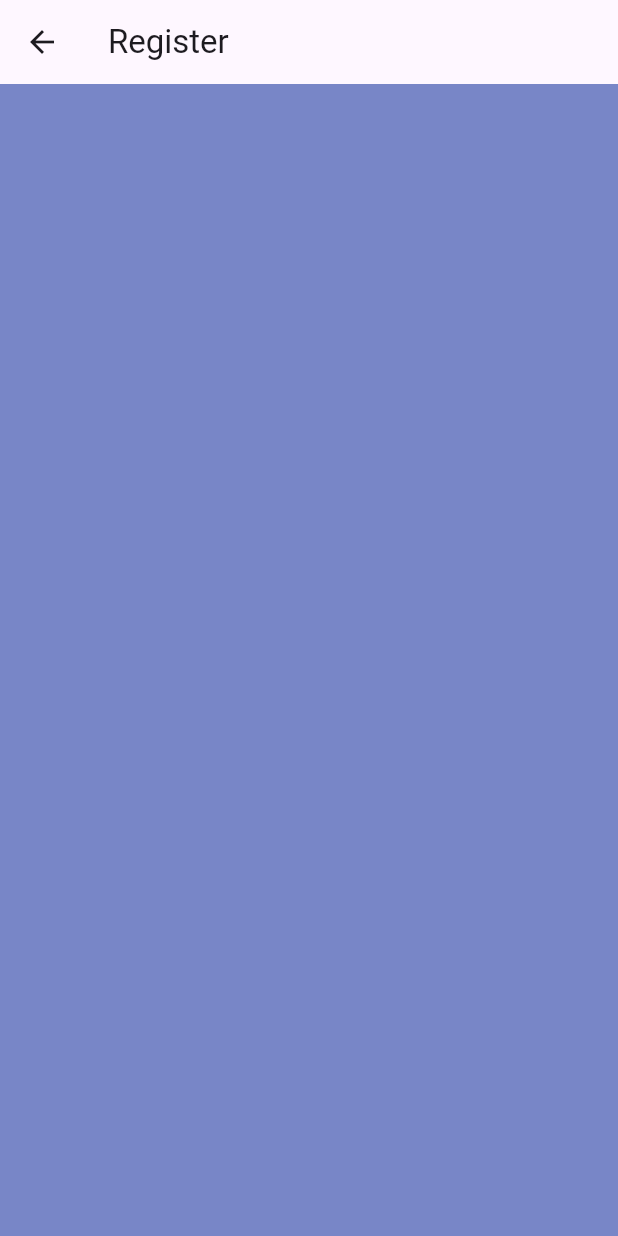
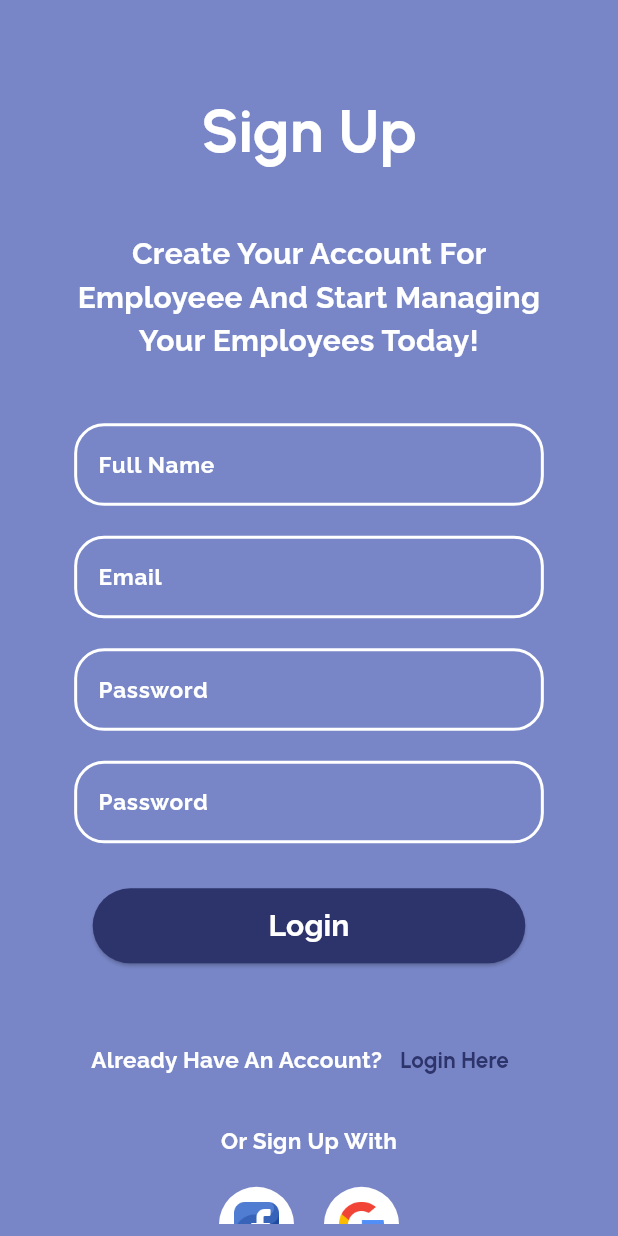
Before and after one commit to Datrix001/EmployeeRegistration, a Flutter app: the Register screen opened by its route, on a phone screen of 412 x 824 dp. Run offline on Flutter 3.47's test engine with Material 3 defaults, Android fonts, the light colour scheme and no system bars; our stand-ins replace cloud_firestore, firebase_core; accounts and stored records are empty.

Commit message:
Sign Up Page UI Done

```diff
--- a/lib/pages/register.dart
+++ b/lib/pages/register.dart
@@ -1,5 +1,8 @@
 import 'package:flutter/material.dart';
 import 'package:notes/styles/Colors.dart';
+import 'package:notes/styles/buttons.dart';
+import 'package:notes/styles/font.dart';
+import 'package:notes/styles/textField.dart';
 
 class Register extends StatefulWidget {
   const Register({super.key});
@@ -11,9 +14,121 @@ class Register extends StatefulWidget {
 class _RegisterState extends State<Register> {
   @override
   Widget build(BuildContext context) {
+    //Changing classes
+    AppText.headerSize = 40;
+    final height = MediaQuery.of(context).size.height;
+    final width = MediaQuery.of(context).size.width;
+    // AppText.body1Color = Colors.white;
+
     return Scaffold(
-      appBar: AppBar(title: Text("Register"),),
       backgroundColor: AppColors.backgroundColor,
+      body: Padding(
+        padding: EdgeInsets.symmetric(
+            horizontal: height * 0.06, vertical: width * 0.02),
+        child: SingleChildScrollView(
+          child: Column(
+            children: [
+              SizedBox(
+                height: 50,
+              ),
+              Center(
+                child: Text(
+                  "Sign Up",
+                  style: AppText.headerStyle(),
+                ),
+              ),
+              SizedBox(
+                height: 40,
+              ),
+              Center(
+                  child: Text(
+                "Create Your Account For Employeee And Start Managing Your Employees Today!",
+                style: AppText.bodyStyle(),
+                textAlign: TextAlign.center,
+              )),
+              SizedBox(
+                height: 40,
+              ),
+              NormField(
+                "Full Name",
+              ).normal(),
+              SizedBox(
+                height: 20,
+              ),
+              NormField(
+                "Email",
+              ).normal(),
+              SizedBox(
+                height: 20,
+              ),
+              NormField(
+                "Password",
+              ).normal(),
+              SizedBox(
+                height: 20,
+              ),
+              NormField(
+                "Password",
+              ).normal(),
+              SizedBox(
+                height: 30,
+              ),
+              ElevatedButton(
+                  onPressed: () {
+                    Navigator.popAndPushNamed(context, "/home");
+                  },
+                  style: AppButton.ElevatedStyle,
+                  child: Text(
+                    "Login",
+                    style: AppText.bodyStyle(),
+                  )),
+              SizedBox(
+                height: 40,
+              ),
+              Row(
+                mainAxisAlignment: MainAxisAlignment.center,
+                children: [
+                  Text("Already Have An Account?",style: AppText.body1Style(),),
+                  TextButton(
+                      onPressed: () {},
+                      child: Text("Login Here",
+                          style: AppText.LinkTextStyle()))
+                ],
+              ),
+              SizedBox(
+                height: 20,
+              ),
+              Text("Or Sign Up With", style: AppText.body1Style()),
+              SizedBox(
+                height: 20,
+              ),
+              Row(
+                mainAxisAlignment: MainAxisAlignment.center,
+                // crossAxisAlignment: CrossAxisAlignment.center,
+                children: [
+                  CircleAvatar(
+                    backgroundColor: Colors.white,
+                    radius: 25,
+                    child: IconButton(onPressed: (){}, icon: Image.asset(
+                          "assets/images/facebook.png",
+                          height: 30,
+                        ),),
+                  ),
+                  SizedBox(width: 20,),
+                  CircleAvatar(
+                    backgroundColor: Colors.white,
+                    radius: 25,
+                    child: IconButton(onPressed: (){}, icon: Image.asset(
+                          "assets/images/google.png",
+                          height: 30,
+                        ),),
+                  ),
+                ],
+              )
+            ],
+          ),
+        ),
+      ),
     );
   }
 }
```
